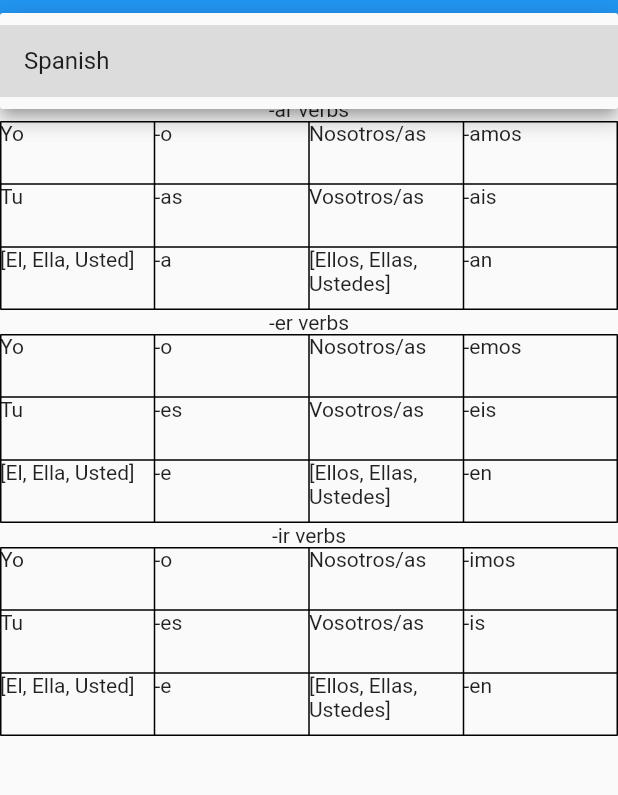
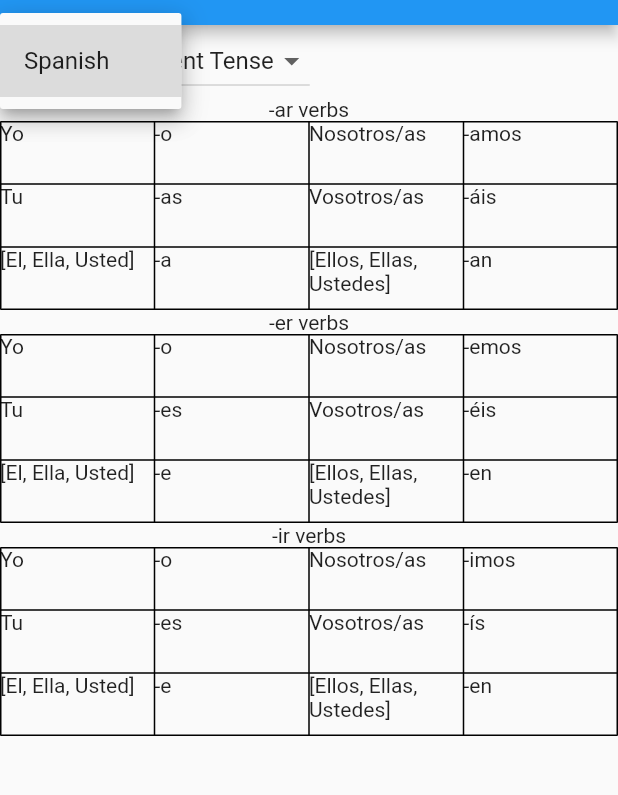
Before and after one commit to ItzSwirlz/verbugator, a Flutter app: the screen it shows after launch, after a tap on "Spanish", on a phone screen of 412 x 824 dp, the part 59-854 px from its top. Run offline on Flutter 3.47's test engine with Material 2 defaults, Android fonts, the light colour scheme and no system bars.

Commit message:
Add Spanish future tense verb conjugations
Along with a widget for a page switcher row, and a bit more cleanup

```diff
--- a/lib/main.dart
+++ b/lib/main.dart
@@ -1,6 +1,6 @@
 import 'package:flutter/material.dart';
 
-import 'pages/spanish_page.dart';
+import 'pages/spanish/spanish_present_tense_page.dart';
 
 void main() {
   runApp(const App());
@@ -16,7 +16,7 @@ class App extends StatelessWidget {
       theme: ThemeData(
         primarySwatch: Colors.blue,
       ),
-      home: const SpanishPage(title: 'Verbugator'),
+      home: const SpanishPresentTensePage(),
     );
   }
 }
--- /dev/null
+++ b/lib/page_switcher_row.dart
@@ -0,0 +1,78 @@
+import 'package:flutter/material.dart';
+import 'package:verbugator/pages/spanish/spanish_future_tense_page.dart';
+import 'package:verbugator/pages/spanish/spanish_present_tense_page.dart';
+
+class PageSwitcherRow extends StatefulWidget {
+  const PageSwitcherRow({Key? key, this.languageValue, this.tenseValue})
+      : super(key: key);
+
+  final String? languageValue;
+  final String? tenseValue;
+
+  @override
+  State<PageSwitcherRow> createState() => _PageSwitcherRowState();
+}
+
+class _PageSwitcherRowState extends State<PageSwitcherRow> {
+  @override
+  Widget build(BuildContext context) {
+    return Row(
+      children: [
+        DropdownButton<String>(
+          value: widget.languageValue,
+          onChanged: (String? newValue) {
+            setState(() {
+              var languageValue = newValue!;
+            });
+          },
+          items: ['Spanish'].map<DropdownMenuItem<String>>((String value) {
+            return DropdownMenuItem<String>(
+              value: value,
+              child: Text(value),
+            );
+          }).toList(),
+        ),
+        const Padding(padding: EdgeInsets.all(0.25)),
+        DropdownButton<String>(
+          value: widget.tenseValue,
+          onChanged: (String? newValue) {
+            setState(() {
+              var tenseValue = newValue!;
+              Navigator.of(context).pop(true);
+              if (widget.languageValue == 'Spanish') {
+                switch (newValue) {
+                  case 'Present Tense':
+                    {
+                      Navigator.push(
+                          context,
+                          MaterialPageRoute(
+                              builder: (context) =>
+                                  const SpanishPresentTensePage()));
+                      break;
+                    }
+
+                  case 'Future Tense':
+                    {
+                      Navigator.push(
+                          context,
+                          MaterialPageRoute(
+                              builder: (context) =>
+                                  const SpanishFutureTensePage()));
+                      break;
+                    }
+                }
+              }
+            });
+          },
+          items: ['Present Tense', 'Future Tense']
+              .map<DropdownMenuItem<String>>((String value) {
+            return DropdownMenuItem<String>(
+              value: value,
+              child: Text(value),
+            );
+          }).toList(),
+        ),
+      ],
+    );
+  }
+}
--- a/lib/pages/spanish_page.dart
+++ b/lib/pages/spanish/spanish_present_tense_page.dart
@@ -1,42 +1,31 @@
 import 'package:flutter/material.dart';
+import 'package:verbugator/pages/spanish/spanish_future_tense_page.dart';
 import 'package:verbugator/verb_table.dart';
 
-class SpanishPage extends StatefulWidget {
-  const SpanishPage({Key? key, required this.title}) : super(key: key);
+import '../../page_switcher_row.dart';
 
-  final String title;
+class SpanishPresentTensePage extends StatefulWidget {
+  const SpanishPresentTensePage({Key? key}) : super(key: key);
 
   @override
-  State<SpanishPage> createState() => _SpanishPageState();
+  State<SpanishPresentTensePage> createState() =>
+      _SpanishPresentTensePageState();
 }
 
-class _SpanishPageState extends State<SpanishPage> {
+class _SpanishPresentTensePageState extends State<SpanishPresentTensePage> {
   String languageValue = 'Spanish';
+  String tenseValue = 'Present Tense';
 
   @override
   Widget build(BuildContext context) {
     return Scaffold(
       appBar: AppBar(
-        title: Text(widget.title),
+        title: Text('Verbugator'),
       ),
       body: ListView(children: [
-        DropdownButton<String>(
-          value: languageValue,
-          onChanged: (String? newValue) {
-            setState(() {
-              languageValue = newValue!;
-            });
-          },
-          items: ['Spanish']
-              .map<DropdownMenuItem<String>>((String value) {
-                return DropdownMenuItem<String>(
-                  value: value,
-                  child: Text(value),
-                );
-          }).toList(),
-        ),
-        Text('-ar verbs', textAlign: TextAlign.center),
-        VerbTable(
+        PageSwitcherRow(languageValue: languageValue, tenseValue: tenseValue),
+        const Text('-ar verbs', textAlign: TextAlign.center),
+        const VerbTable(
             iString: 'Yo',
             iConjugation: '-o',
             youString: 'Tu',
@@ -46,12 +35,11 @@ class _SpanishPageState extends State<SpanishPage> {
             weString: 'Nosotros/as',
             weConjugation: '-amos',
             youAllString: 'Vosotros/as',
-            youAllConjugation: '-ais',
+            youAllConjugation: '-áis',
             theyStrings: <String>['Ellos', 'Ellas', 'Ustedes'],
-            theyConjugation: '-an'
-        ),
-        Text('-er verbs', textAlign: TextAlign.center),
-        VerbTable(
+            theyConjugation: '-an'),
+        const Text('-er verbs', textAlign: TextAlign.center),
+        const VerbTable(
             iString: 'Yo',
             iConjugation: '-o',
             youString: 'Tu',
@@ -61,12 +49,11 @@ class _SpanishPageState extends State<SpanishPage> {
             weString: 'Nosotros/as',
             weConjugation: '-emos',
             youAllString: 'Vosotros/as',
-            youAllConjugation: '-eis',
+            youAllConjugation: '-éis',
             theyStrings: <String>['Ellos', 'Ellas', 'Ustedes'],
-            theyConjugation: '-en'
-        ),
-        Text('-ir verbs', textAlign: TextAlign.center),
-        VerbTable(
+            theyConjugation: '-en'),
+        const Text('-ir verbs', textAlign: TextAlign.center),
+        const VerbTable(
             iString: 'Yo',
             iConjugation: '-o',
             youString: 'Tu',
@@ -76,10 +63,9 @@ class _SpanishPageState extends State<SpanishPage> {
             weString: 'Nosotros/as',
             weConjugation: '-imos',
             youAllString: 'Vosotros/as',
-            youAllConjugation: '-is',
+            youAllConjugation: '-ís',
             theyStrings: <String>['Ellos', 'Ellas', 'Ustedes'],
-            theyConjugation: '-en'
-        ),
+            theyConjugation: '-en'),
       ]), // This trailing comma makes auto-formatting nicer for build methods.
     );
   }
```
Also changed, not shown: lib/pages/spanish/spanish_future_tense_page.dart (added, +44 -0 lines), 2 other files.
